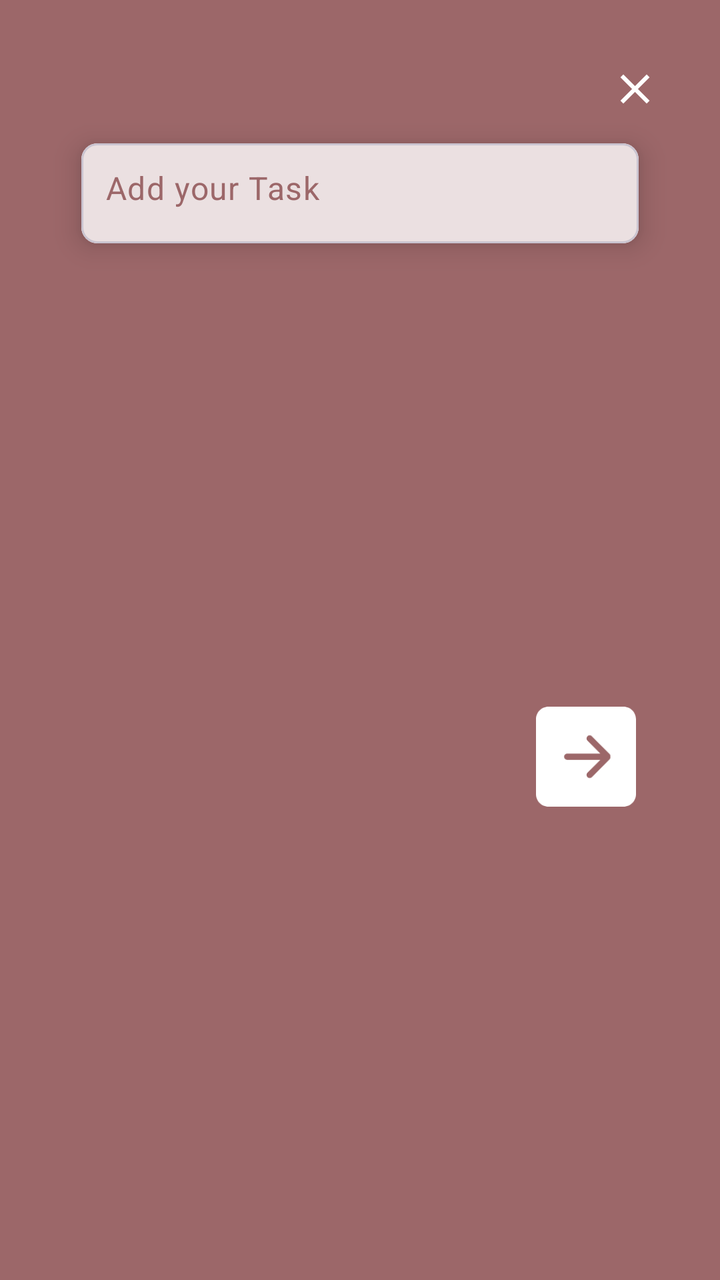
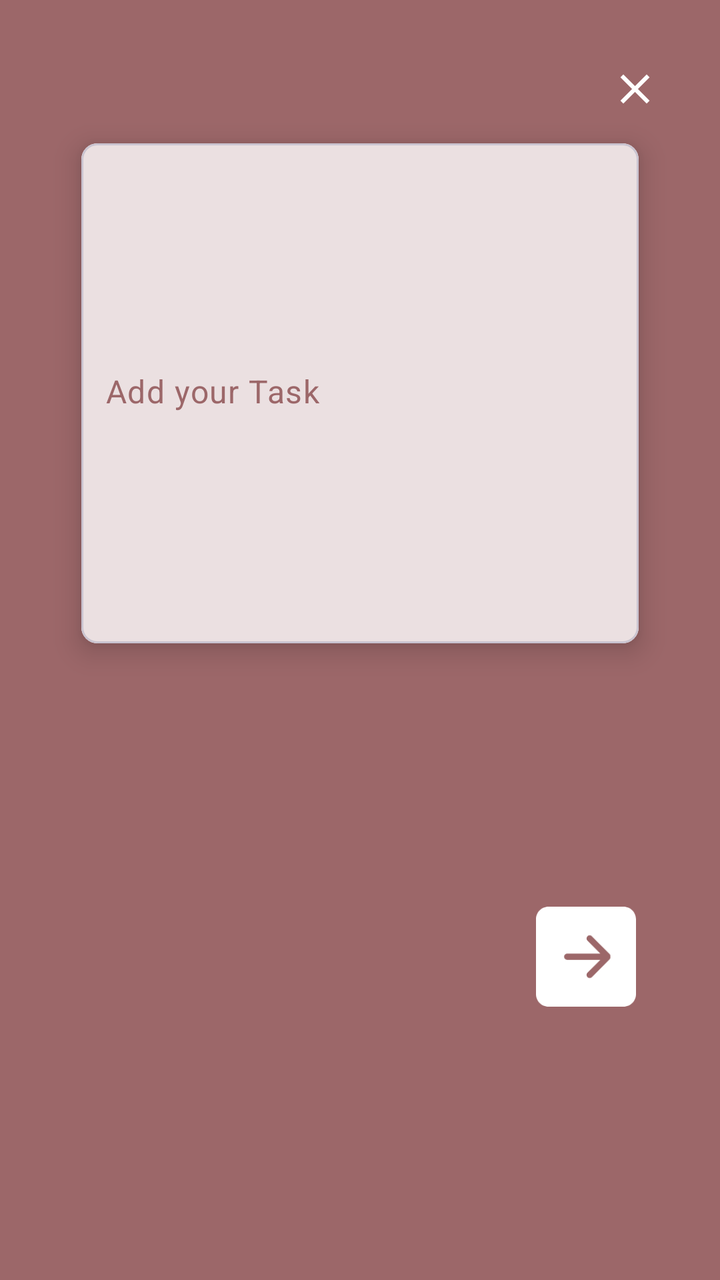

Before-and-after screenshots of an Android layout around one commit, followed by the original layout XML and the change that was made.
<!-- AndroidManifest.xml: application theme Theme.ToDoFlow -->
<!-- res/layout/fragment_add_to_do_pop_up.xml -->
<?xml version="1.0" encoding="utf-8"?>
<com.google.android.material.card.MaterialCardView xmlns:android="http://schemas.android.com/apk/res/android"
    xmlns:app="http://schemas.android.com/apk/res-auto"
    xmlns:tools="http://schemas.android.com/tools"
    android:layout_width="400dp"
    app:cardCornerRadius="0dp"
    app:strokeWidth="0dp"
    app:cardBackgroundColor="@color/shade1"
    android:layout_height="wrap_content"
    tools:context=".Fragments.AddToDoPopUpFragment">


    <androidx.constraintlayout.widget.ConstraintLayout
        android:padding="20dp"
        android:layout_width="match_parent"
        android:layout_height="match_parent">

        <ImageView
            android:id="@+id/todoClose"
            android:layout_width="25dp"
            android:layout_height="25dp"
            android:layout_marginTop="12dp"
            android:src="@drawable/baseline_close_24"
            app:layout_constraintEnd_toEndOf="@+id/cardView1"
            app:layout_constraintTop_toTopOf="parent" />

        <com.google.android.material.card.MaterialCardView
            android:id="@+id/cardView1"
            android:layout_width="300dp"
            android:layout_height="wrap_content"
            android:layout_marginHorizontal="16dp"
            app:cardCornerRadius="8dp"
            app:cardElevation="8dp"
            app:cardUseCompatPadding="true"
            app:layout_constraintEnd_toEndOf="parent"
            app:layout_constraintHorizontal_bias="0.5"
            app:layout_constraintStart_toStartOf="parent"
            app:layout_constraintTop_toBottomOf="@+id/todoClose">

            <com.google.android.material.textfield.TextInputLayout
                android:layout_width="match_parent"
                android:layout_height="50dp"
                app:boxStrokeWidth="0dp"
                app:boxStrokeWidthFocused="0dp"
                app:hintEnabled="false">

                <com.google.android.material.textfield.TextInputEditText
                    android:id="@+id/todoEt"
                    app:boxStrokeWidth="0dp"
                    app:boxStrokeWidthFocused="0dp"
                    android:textCursorDrawable="@null"
                    android:layout_width="match_parent"
                    android:textColorHint="@color/shade1"
                    android:textColor="@color/shade1"
                    android:layout_height="50dp"
                    android:background="@color/shade2"
                    android:hint="Add your Task"
                    android:inputType="text"
                    android:paddingStart="12dp"
                    android:paddingTop="15dp" />
            </com.google.android.material.textfield.TextInputLayout>

        </com.google.android.material.card.MaterialCardView>

        <ImageView
            android:id="@+id/todoNextBtn"
            android:layout_width="50dp"
            android:layout_height="50dp"
            android:src="@drawable/arrow_right"
            android:layout_marginEnd="12dp"
            app:layout_constraintBottom_toBottomOf="parent"
            android:layout_marginBottom="12dp"
            app:layout_constraintTop_toBottomOf="@+id/cardView1"
            app:layout_constraintEnd_toEndOf="@+id/cardView1"
            android:layout_marginTop="12dp"
            app:tint="@color/white" />
    </androidx.constraintlayout.widget.ConstraintLayout>

</com.google.android.material.card.MaterialCardView>
<!-- resources referenced by this layout -->
<resources>
  <color name="shade1">#9C6769</color>
  <color name="shade2">#EBE0E1</color>
  <color name="white">#FFFFFFFF</color>
  <!-- drawable arrow_right (drawable) -->
  <vector xmlns:android="http://schemas.android.com/apk/res/android"
      android:width="50dp"
      android:height="50dp"
      android:viewportWidth="32"
      android:viewportHeight="32">
    <path
        android:pathData="M23.535,16.879L17.879,22.54C17.488,22.93 16.855,22.93 16.465,22.54C16.074,22.14 16.074,21.51 16.465,21.12L20.586,17L10,17C9.447,17 9,16.552 9,16C9,15.447 9.447,15 10,15L20.586,15L16.465,10.879C16.074,10.488 16.074,9.854 16.465,9.465C16.855,9.074 17.488,9.074 17.879,9.465L23.535,15.121C23.775,15.361 23.85,15.689 23.795,16C23.85,16.311 23.775,16.639 23.535,16.879L23.535,16.879ZM28,0L4,0C1.791,0 0,1.791 0,4L0,28C0,30.21 1.791,32 4,32L28,32C30.209,32 32,30.21 32,28L32,4C32,1.791 30.209,0 28,0L28,0Z"
        android:strokeWidth="1"
        android:fillColor="@color/shade1"
        android:fillType="evenOdd"
        android:strokeColor="#00000000"/>
  </vector>
  <!-- drawable baseline_close_24 (drawable) -->
  <vector xmlns:android="http://schemas.android.com/apk/res/android" android:height="24dp" android:tint="#FFFFFF" android:viewportHeight="24" android:viewportWidth="24" android:width="24dp">
        
      <path android:fillColor="@android:color/white" android:pathData="M19,6.41L17.59,5 12,10.59 6.41,5 5,6.41 10.59,12 5,17.59 6.41,19 12,13.41 17.59,19 19,17.59 13.41,12z"/>
      
  </vector>
  <style name="Theme.ToDoFlow" parent="Base.Theme.ToDoFlow" />
  <style name="Base.Theme.ToDoFlow" parent="Theme.Material3.DayNight.NoActionBar">
          
          
      </style>
</resources>

<!-- the commit's change to res/layout/fragment_add_to_do_pop_up.xml (unified diff, before → after) -->
@@ -39,25 +39,26 @@
 
             <com.google.android.material.textfield.TextInputLayout
                 android:layout_width="match_parent"
-                android:layout_height="50dp"
+                android:layout_height="wrap_content"
                 app:boxStrokeWidth="0dp"
                 app:boxStrokeWidthFocused="0dp"
                 app:hintEnabled="false">
 
                 <com.google.android.material.textfield.TextInputEditText
                     android:id="@+id/todoEt"
-                    app:boxStrokeWidth="0dp"
-                    app:boxStrokeWidthFocused="0dp"
+                    android:layout_width="match_parent"
+                    android:layout_height="250dp"
+                    android:background="@color/shade2"
+                    android:hint="Add your Task"
+                    android:inputType="textMultiLine"
+                    android:maxLines="10"
+                    android:scrollbars="vertical"
                     android:textCursorDrawable="@null"
-                    android:layout_width="match_parent"
                     android:textColorHint="@color/shade1"
                     android:textColor="@color/shade1"
-                    android:layout_height="50dp"
-                    android:background="@color/shade2"
-                    android:hint="Add your Task"
-                    android:inputType="text"
                     android:paddingStart="12dp"
                     android:paddingTop="15dp" />
+
             </com.google.android.material.textfield.TextInputLayout>
 
         </com.google.android.material.card.MaterialCardView>
